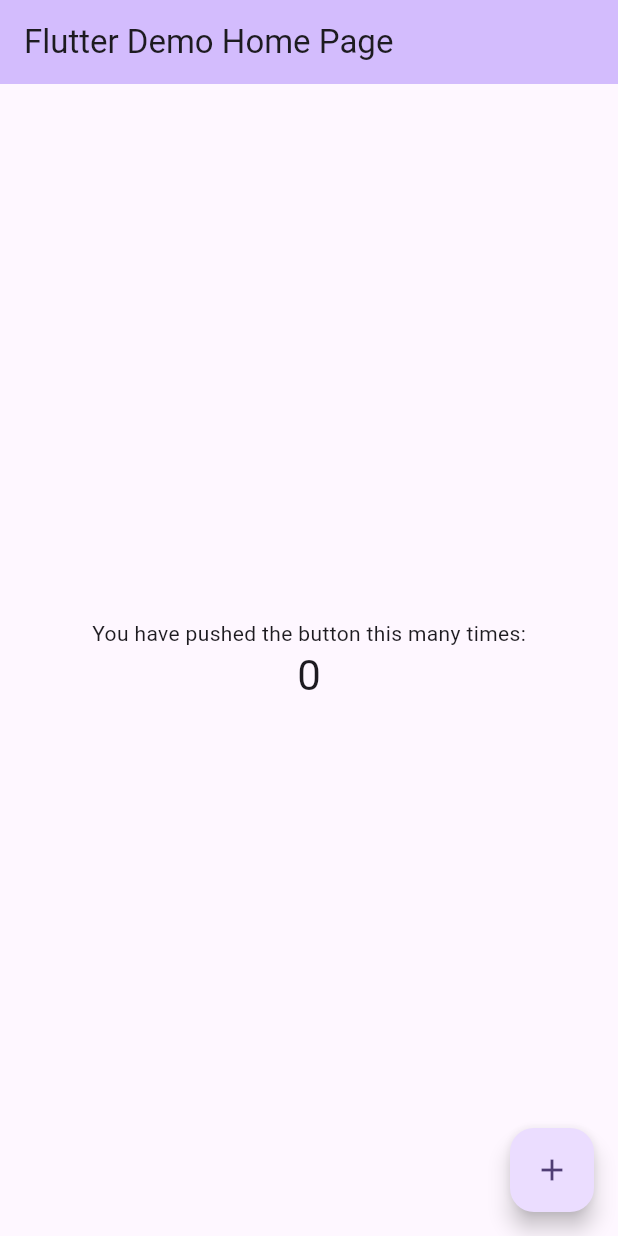
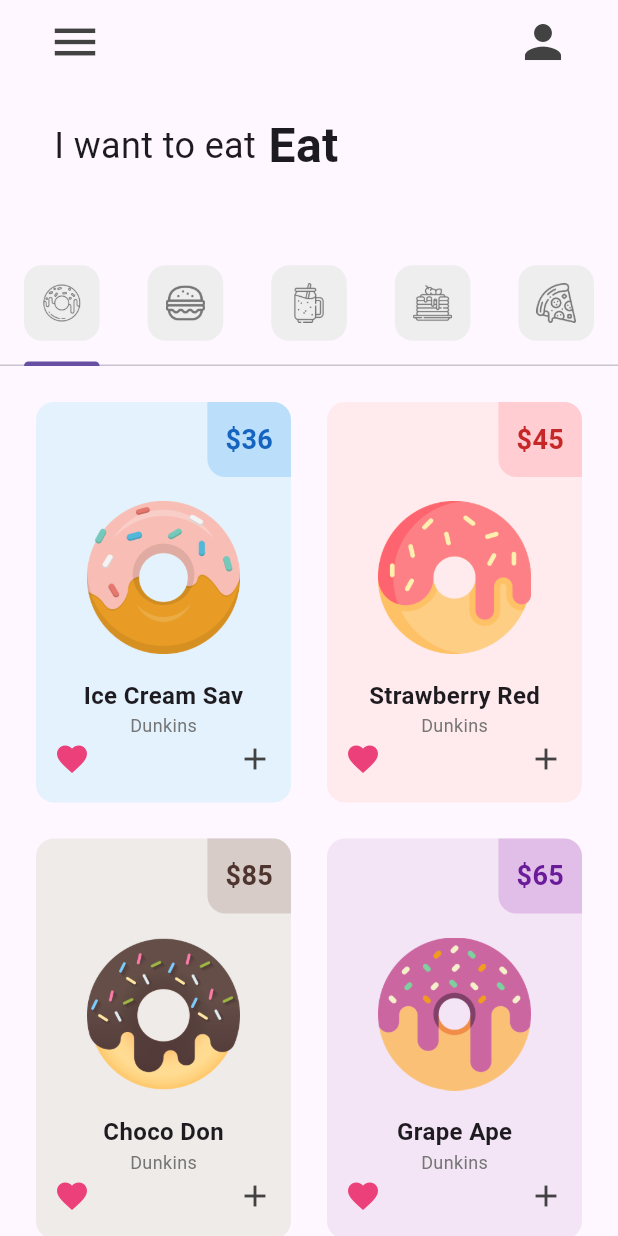
Before and after one commit to Eman-Nadeem/Flutter-DonutShop, a Flutter app: the screen it shows after launch, on a phone screen of 412 x 824 dp. Run offline on Flutter 3.47's test engine with Material 3 defaults, Android fonts, the light colour scheme and no system bars.

Commit message:
Donts Section UI completed

```diff
--- a/lib/main.dart
+++ b/lib/main.dart
@@ -1,125 +1,18 @@
 import 'package:flutter/material.dart';
+import 'pages/home_page.dart';
 
-void main() {
+void main(){
   runApp(const MyApp());
 }
-
 class MyApp extends StatelessWidget {
   const MyApp({super.key});
 
-  // This widget is the root of your application.
   @override
   Widget build(BuildContext context) {
     return MaterialApp(
-      title: 'Flutter Demo',
-      theme: ThemeData(
-        // This is the theme of your application.
-        //
-        // TRY THIS: Try running your application with "flutter run". You'll see
-        // the application has a purple toolbar. Then, without quitting the app,
-        // try changing the seedColor in the colorScheme below to Colors.green
-        // and then invoke "hot reload" (save your changes or press the "hot
-        // reload" button in a Flutter-supported IDE, or press "r" if you used
-        // the command line to start the app).
-        //
-        // Notice that the counter didn't reset back to zero; the application
-        // state is not lost during the reload. To reset the state, use hot
-        // restart instead.
-        //
-        // This works for code too, not just values: Most code changes can be
-        // tested with just a hot reload.
-        colorScheme: ColorScheme.fromSeed(seedColor: Colors.deepPurple),
-        useMaterial3: true,
-      ),
-      home: const MyHomePage(title: 'Flutter Demo Home Page'),
+      debugShowCheckedModeBanner: false,
+      home: HomePage(),
+      theme: ThemeData(primarySwatch: Colors.pink)
     );
   }
 }
-
-class MyHomePage extends StatefulWidget {
-  const MyHomePage({super.key, required this.title});
-
-  // This widget is the home page of your application. It is stateful, meaning
-  // that it has a State object (defined below) that contains fields that affect
-  // how it looks.
-
-  // This class is the configuration for the state. It holds the values (in this
-  // case the title) provided by the parent (in this case the App widget) and
-  // used by the build method of the State. Fields in a Widget subclass are
-  // always marked "final".
-
-  final String title;
-
-  @override
-  State<MyHomePage> createState() => _MyHomePageState();
-}
-
-class _MyHomePageState extends State<MyHomePage> {
-  int _counter = 0;
-
-  void _incrementCounter() {
-    setState(() {
-      // This call to setState tells the Flutter framework that something has
-      // changed in this State, which causes it to rerun the build method below
-      // so that the display can reflect the updated values. If we changed
-      // _counter without calling setState(), then the build method would not be
-      // called again, and so nothing would appear to happen.
-      _counter++;
-    });
-  }
-
-  @override
-  Widget build(BuildContext context) {
-    // This method is rerun every time setState is called, for instance as done
-    // by the _incrementCounter method above.
-    //
-    // The Flutter framework has been optimized to make rerunning build methods
-    // fast, so that you can just rebuild anything that needs updating rather
-    // than having to individually change instances of widgets.
-    return Scaffold(
-      appBar: AppBar(
-        // TRY THIS: Try changing the color here to a specific color (to
-        // Colors.amber, perhaps?) and trigger a hot reload to see the AppBar
-        // change color while the other colors stay the same.
-        backgroundColor: Theme.of(context).colorScheme.inversePrimary,
-        // Here we take the value from the MyHomePage object that was created by
-        // the App.build method, and use it to set our appbar title.
-        title: Text(widget.title),
-      ),
-      body: Center(
-        // Center is a layout widget. It takes a single child and positions it
-        // in the middle of the parent.
-        child: Column(
-          // Column is also a layout widget. It takes a list of children and
-          // arranges them vertically. By default, it sizes itself to fit its
-          // children horizontally, and tries to be as tall as its parent.
-          //
-          // Column has various properties to control how it sizes itself and
-          // how it positions its children. Here we use mainAxisAlignment to
-          // center the children vertically; the main axis here is the vertical
-          // axis because Columns are vertical (the cross axis would be
-          // horizontal).
-          //
-          // TRY THIS: Invoke "debug painting" (choose the "Toggle Debug Paint"
-          // action in the IDE, or press "p" in the console), to see the
-          // wireframe for each widget.
-          mainAxisAlignment: MainAxisAlignment.center,
-          children: <Widget>[
-            const Text(
-              'You have pushed the button this many times:',
-            ),
-            Text(
-              '$_counter',
-              style: Theme.of(context).textTheme.headlineMedium,
-            ),
-          ],
-        ),
-      ),
-      floatingActionButton: FloatingActionButton(
-        onPressed: _incrementCounter,
-        tooltip: 'Increment',
-        child: const Icon(Icons.add),
-      ), // This trailing comma makes auto-formatting nicer for build methods.
-    );
-  }
-}
--- /dev/null
+++ b/lib/pages/home_page.dart
@@ -0,0 +1,124 @@
+import 'package:donutshop/utils/my_tab.dart';
+import 'package:flutter/material.dart';
+
+import '../tabs/donut_tab.dart';
+import '../tabs/burger_tab.dart';
+import '../tabs/pancake_tab.dart';
+import '../tabs/pizza_tab.dart';
+import '../tabs/smoothie_tab.dart';
+
+class HomePage extends StatefulWidget {
+  const HomePage({super.key});
+
+  @override
+  State<HomePage> createState() => _HomePageState();
+}
+
+class _HomePageState extends State<HomePage> {
+
+  //my tabs
+  List <Widget> myTabs= const [
+    //donut tab
+    MyTab(iconPath: "lib/icons/donut.png"),
+    //burger tab
+    MyTab(iconPath: "lib/icons/burger.png"),
+    //smoothie tab
+    MyTab(iconPath: "lib/icons/smoothie.png"),
+    //pancake tab
+    MyTab(iconPath: "lib/icons/pancakes.png"),
+    //pizza tab
+    MyTab(iconPath: "lib/icons/pizza.png"),
+  ];
+
+  @override
+  Widget build(BuildContext context) {
+    return DefaultTabController(
+      length: myTabs.length,
+      child: Scaffold(
+        appBar: _appBar(),
+        body: Column(
+          children: [
+            Padding(
+              padding: const EdgeInsets.symmetric(horizontal: 36.0, vertical: 18.0),
+              child: Row(
+                  children: [
+                    Text(
+                      "I want to eat",
+                      style: TextStyle(
+                        fontSize: 24
+                      )
+                    ),
+                    Text(
+                      " Eat",
+                      style: TextStyle(
+                        fontSize: 32,
+                        fontWeight: FontWeight.bold
+                      )
+                    ),
+                  ],
+                ),
+            ),
+
+            const SizedBox(height: 24,),
+
+            //tab bar
+            TabBar(tabs: myTabs,),
+
+            //tab bar view
+            Expanded(
+              child: TabBarView(
+                children: [
+                  //donut tab
+                  DonutTab(),
+                  //burger tab
+                  BurgerTab(),
+                  //smoothie tab
+                  SmoothieTab(),
+                  //pancake tab
+                  PancakeTab(),
+                  //pizza tab
+                  PizzaTab(),
+                ],
+              )
+            )
+          ]
+        )
+      ),
+    );
+  }
+
+  AppBar _appBar() {
+    return AppBar(
+      backgroundColor: Colors.transparent,
+      elevation: 0.0,
+      leading: Padding(
+        padding: const EdgeInsets.only(left: 24.0),
+        child: IconButton(
+          icon: Icon(
+            Icons.menu,
+            color: Colors.grey[800],
+            size: 36,
+          ),
+          onPressed: () {
+            //open drawer
+          },
+        )
+      ),
+      actions: [
+        Padding(
+          padding: const EdgeInsets.only(right: 24.0),
+          child: IconButton(
+              onPressed: (){
+                //account button tapped
+              },
+              icon: Icon(
+              Icons.person,
+              color: Colors.grey[800],
+              size: 36,
+            ),
+          )
+        )
+      ],
+    );
+  }
+}
--- /dev/null
+++ b/lib/tabs/burger_tab.dart
@@ -0,0 +1,14 @@
+import 'package:flutter/material.dart';
+
+class BurgerTab extends StatelessWidget {
+  const BurgerTab({super.key});
+
+  @override
+  Widget build(BuildContext context) {
+    return Container(
+      child: Center(
+        child: Text("Burger Tab")  ,
+      ),
+    );
+  }
+}
--- /dev/null
+++ b/lib/tabs/donut_tab.dart
@@ -0,0 +1,32 @@
+import 'package:donutshop/utils/donut_tile.dart';
+import 'package:flutter/material.dart';
+
+class DonutTab extends StatelessWidget {
+
+  List donutsOnSale = [
+    ["Ice Cream Sav", "36", Colors.blue, 'lib/images/icecream_donut.png'],
+    ["Strawberry Red", "45", Colors.red, 'lib/images/strawberry_donut.png'],
+    ["Choco Don", "85", Colors.brown, 'lib/images/chocolate_donut.png'],
+    ["Grape Ape", "65", Colors.purple, 'lib/images/grape_donut.png']
+  ];
+
+  @override
+  Widget build(BuildContext context) {
+    return GridView.builder(
+      itemCount: donutsOnSale.length,
+      padding: const EdgeInsets.all(12),
+      gridDelegate: SliverGridDelegateWithFixedCrossAxisCount(
+        crossAxisCount: 2,
+        childAspectRatio: 1/1.5
+      ),
+      itemBuilder: (context, index) {
+        return DonutTile(
+          donutFlavour: donutsOnSale[index][0],
+          donutPrice: donutsOnSale[index][1],
+          donutColor: donutsOnSale[index][2],
+          imageName: donutsOnSale[index][3],
+        );
+      }
+    );
+  }
+}
--- /dev/null
+++ b/lib/tabs/pancake_tab.dart
@@ -0,0 +1,14 @@
+import 'package:flutter/material.dart';
+
+class PancakeTab extends StatelessWidget {
+  const PancakeTab({super.key});
+
+  @override
+  Widget build(BuildContext context) {
+    return Container(
+      child: Center(
+        child: Text("Pancake Tab")  ,
+      ),
+    );
+  }
+}
--- /dev/null
+++ b/lib/tabs/pizza_tab.dart
@@ -0,0 +1,14 @@
+import 'package:flutter/material.dart';
+
+class PizzaTab extends StatelessWidget {
+  const PizzaTab({super.key});
+
+  @override
+  Widget build(BuildContext context) {
+    return Container(
+      child: Center(
+        child: Text("Pizza Tab")  ,
+      ),
+    );
+  }
+}
--- /dev/null
+++ b/lib/tabs/smoothie_tab.dart
@@ -0,0 +1,14 @@
+import 'package:flutter/material.dart';
+
+class SmoothieTab extends StatelessWidget {
+  const SmoothieTab({super.key});
+
+  @override
+  Widget build(BuildContext context) {
+    return Container(
+      child: Center(
+        child: Text("Smoothie Tab")  ,
+      ),
+    );
+  }
+}
--- /dev/null
+++ b/lib/utils/donut_tile.dart
@@ -0,0 +1,95 @@
+import 'package:flutter/material.dart';
+
+class DonutTile extends StatelessWidget {
+  final String donutFlavour;
+  final String donutPrice;
+  final donutColor;
+  final String imageName;
+
+  final double borderRadius = 12;
+
+  const DonutTile({super.key, required this.donutFlavour, required this.donutPrice, required this.donutColor, required this.imageName});
+
+  @override
+  Widget build(BuildContext context) {
+    return Padding(
+      padding: const EdgeInsets.all(12.0),
+      child: Container(
+        decoration: BoxDecoration(
+          color: donutColor[50],
+          borderRadius: BorderRadius.circular(12),
+        ),
+        child: Column(
+          children: [
+            //price
+            Row(
+              mainAxisAlignment: MainAxisAlignment.end,
+              children: [
+                Container(
+                  decoration: BoxDecoration(
+                    color: donutColor[100],
+                    borderRadius: BorderRadius.only(
+                      bottomLeft: Radius.circular(borderRadius),
+                      topRight: Radius.circular(borderRadius),
+                    )
+                  ),
+                  padding: EdgeInsets.all(12),
+                  child: Text(
+                    "\$$donutPrice",
+                    style: TextStyle(
+                      color: donutColor[800],
+                      fontWeight: FontWeight.bold,
+                      fontSize: 18
+                    )
+                  ),
+                )
+              ],
+            ),
+            //picture
+            Padding(
+              padding: const EdgeInsets.symmetric(horizontal: 34.0, vertical: 16.0),
+              child: Image.asset(
+                imageName,
+              ),
+            ),
+            //flavour
+            Text(
+              donutFlavour,
+              style: TextStyle(
+                fontSize: 16,
+                fontWeight: FontWeight.bold
+              ),
+            ),
+            Text(
+              "Dunkins",
+              style: TextStyle(
+                color: Colors.grey[600],
+                fontSize: 12
+              )
+            ),
+            const SizedBox(height: 2,),
+
+            //love icon + add button
+            Padding(
+              padding: const EdgeInsets.symmetric(horizontal: 12.0),
+              child: Row(
+                mainAxisAlignment: MainAxisAlignment.spaceBetween,
+                children: [
+                  Icon(
+                    Icons.favorite,
+                    color: Colors.pink[400],
+                  ),
+
+                  Icon(
+                    Icons.add,
+                    color: Colors.grey[800],
+                  )
+                ],
+              ),
+            )
+          ],
+        ),
+      ),
+    );
+  }
+}
--- /dev/null
+++ b/lib/utils/my_tab.dart
@@ -0,0 +1,25 @@
+import 'package:flutter/material.dart';
+
+class MyTab extends StatelessWidget {
+  final String iconPath;
+
+  const MyTab({super.key, required this.iconPath});
+
+  @override
+  Widget build(BuildContext context) {
+    return Tab(
+      height: 80,
+      child: Container(
+        padding: EdgeInsets.all(12),
+        decoration: BoxDecoration(
+          color: Colors.grey[200],
+          borderRadius: BorderRadius.circular(12),
+        ),
+        child: Image.asset(
+          iconPath,
+          color: Colors.grey[600],
+        ),
+      ),
+    );
+  }
+}
--- a/pubspec.yaml
+++ b/pubspec.yaml
@@ -59,9 +59,9 @@ flutter:
   uses-material-design: true
 
   # To add assets to your application, add an assets section, like this:
-  # assets:
-  #   - images/a_dot_burr.jpeg
-  #   - images/a_dot_ham.jpeg
+  assets:
+    - lib/images/
+    - lib/icons/
 
   # An image asset can refer to one or more resolution-specific "variants", see
   # https://flutter.dev/to/resolution-aware-images
```
